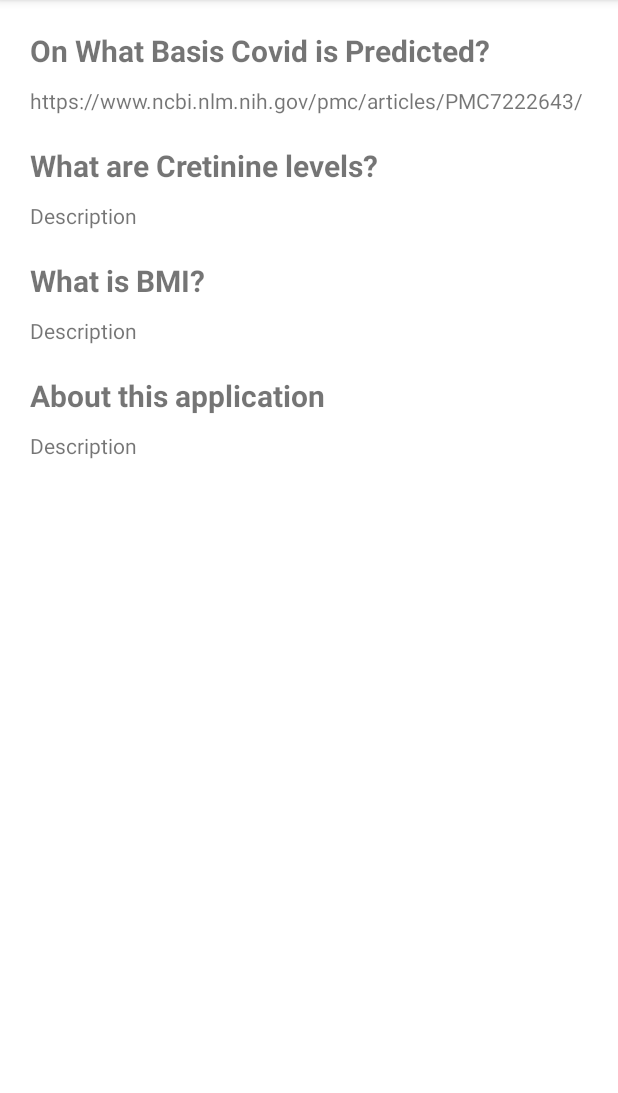
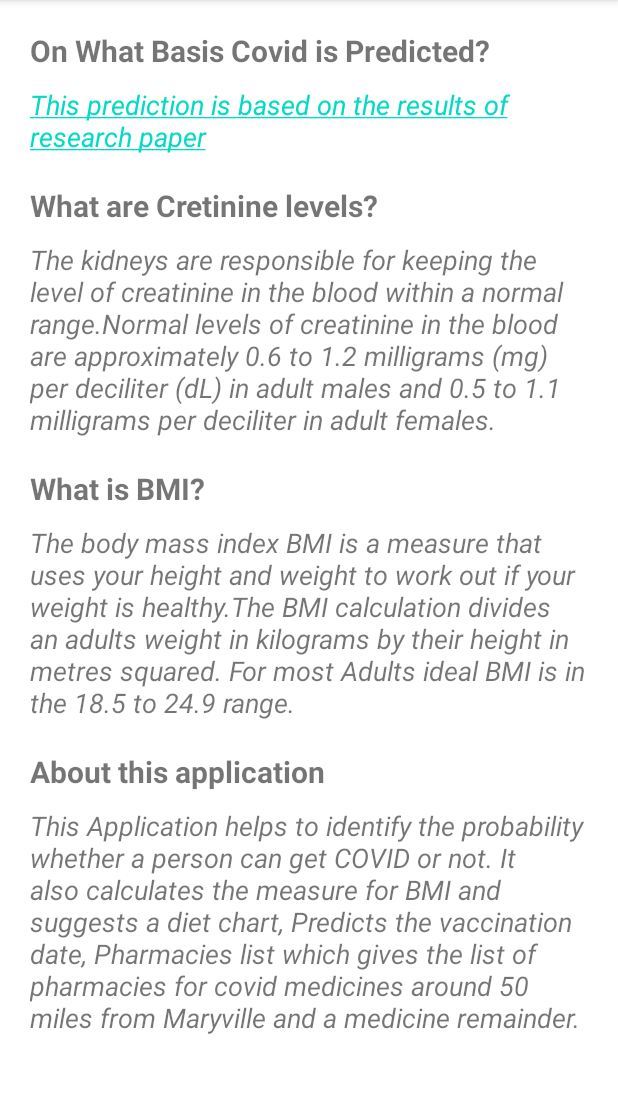
Before and after one commit to vineetha-batchu/covid19-prediction, an Android app: the FaqActivity screen opened directly, with no data from a screen before it, on a phone screen of 412 x 824 dp, the part 84-1177 px from its top. Run offline under Robolectric (Android 15) with nearby library versions, the phone set to English and light mode, and no system bars.

Commit message:
faq screen functionality completed

```diff
--- a/app/src/main/java/com/example/group2_project/FaqActivity.java
+++ b/app/src/main/java/com/example/group2_project/FaqActivity.java
@@ -1,15 +1,23 @@
 package com.example.group2_project;
 
+import android.content.Intent;
+import android.net.Uri;
 import android.os.Bundle;
+import android.text.method.LinkMovementMethod;
+import android.view.View;
+import android.widget.TextView;
 
 import androidx.annotation.Nullable;
 import androidx.appcompat.app.AppCompatActivity;
 
 public class FaqActivity extends AppCompatActivity {
+    TextView textView;
 
     @Override
     protected void onCreate(@Nullable Bundle savedInstanceState) {
         super.onCreate(savedInstanceState);
         setContentView(R.layout.activity_faq);
+        textView = findViewById(R.id.textViewLink);
+        textView.setMovementMethod(LinkMovementMethod.getInstance());
     }
 }
--- a/app/src/main/res/layout/activity_faq.xml
+++ b/app/src/main/res/layout/activity_faq.xml
@@ -1,35 +1,42 @@
 <?xml version="1.0" encoding="utf-8"?>
+
+<ScrollView xmlns:android="http://schemas.android.com/apk/res/android"
+    android:layout_width="match_parent"
+    android:layout_height="wrap_content"
+    android:scrollbars="none">
+
     <LinearLayout
-    xmlns:android="http://schemas.android.com/apk/res/android"
         android:layout_width="match_parent"
         android:layout_height="match_parent"
-    android:padding="20dp"
-    android:orientation="vertical">
+        android:orientation="vertical"
+        android:padding="20dp">
 
         <TextView
             android:id="@+id/tv_calculated"
             android:layout_width="wrap_content"
             android:layout_height="wrap_content"
+            android:layout_marginBottom="10dp"
             android:text="On What Basis Covid is Predicted?"
-        android:layout_marginBottom="10dp"
             android:textSize="20sp"
             android:textStyle="bold" />
 
         <TextView
-        android:id="@+id/tv_calculated_link"
+            android:id="@+id/textViewLink"
             android:layout_width="wrap_content"
             android:layout_height="wrap_content"
-        android:text="https://www.ncbi.nlm.nih.gov/pmc/articles/PMC7222643/"
-        />
+            android:layout_centerInParent="true"
+            android:text="@string/messageWithLink"
+            android:textSize="18sp"
+            android:textStyle="italic" />
 
 
         <TextView
             android:id="@+id/tv_cretinine"
             android:layout_width="wrap_content"
             android:layout_height="wrap_content"
-        android:text="What are Cretinine levels?"
             android:layout_marginTop="20dp"
             android:layout_marginBottom="10dp"
+            android:text="What are Cretinine levels?"
             android:textSize="20sp"
             android:textStyle="bold" />
 
@@ -37,17 +44,18 @@
             android:id="@+id/tv_cretinine_desc"
             android:layout_width="wrap_content"
             android:layout_height="wrap_content"
-        android:text="Description"
-        />
+            android:text="@string/cretinine_levels"
+            android:textSize="18sp"
+            android:textStyle="italic" />
 
 
         <TextView
             android:id="@+id/tv_bmi"
             android:layout_width="wrap_content"
             android:layout_height="wrap_content"
-        android:text="What is BMI?"
             android:layout_marginTop="20dp"
             android:layout_marginBottom="10dp"
+            android:text="What is BMI?"
             android:textSize="20sp"
             android:textStyle="bold" />
 
@@ -56,17 +64,18 @@
             android:id="@+id/tv_bmi_desc"
             android:layout_width="wrap_content"
             android:layout_height="wrap_content"
-        android:text="Description"
-        />
+            android:text="@string/bmi_descption_str"
+            android:textSize="18sp"
+            android:textStyle="italic" />
 
 
         <TextView
             android:id="@+id/tv_about"
             android:layout_width="wrap_content"
             android:layout_height="wrap_content"
-        android:text="About this application"
             android:layout_marginTop="20dp"
             android:layout_marginBottom="10dp"
+            android:text="About this application"
             android:textSize="20sp"
             android:textStyle="bold" />
 
@@ -75,8 +84,10 @@
             android:id="@+id/tv_about_desc"
             android:layout_width="wrap_content"
             android:layout_height="wrap_content"
-        android:text="Description"
-        />
+            android:text="@string/abot_desc_str"
+            android:textSize="18sp"
+            android:textStyle="italic" />
 
 
     </LinearLayout>
+</ScrollView>
--- a/app/src/main/res/values/strings.xml
+++ b/app/src/main/res/values/strings.xml
@@ -9,5 +9,11 @@
     <string name="weight">Weight</string>
     <string name="enter_weight_in_kg">Enter Weight In Kg</string>
     <string name="calculate">Calculate</string>
+    <string
+        name="messageWithLink"><a href="https://www.ncbi.nlm.nih.gov/pmc/articles/PMC7222643/">This prediction is based on the results of research paper</a></string>
+    <string name="cretinine_levels">The kidneys are responsible for keeping the level of creatinine in the blood within a normal range.Normal levels of creatinine in the blood are approximately 0.6 to 1.2 milligrams (mg) per deciliter (dL) in adult males and 0.5 to 1.1 milligrams per deciliter in adult females. </string>
+    <string name="bmi_descption_str">The body mass index BMI is a measure that uses your height and weight to work out if your weight is healthy.The BMI calculation divides an adults weight in kilograms by their height in metres squared. For most Adults ideal BMI is in the 18.5 to 24.9 range.</string>
+    <string name="abot_desc_str">This Application helps to identify the probability whether a person can get COVID or not. It also calculates the measure for BMI and suggests a diet chart, Predicts the vaccination date, Pharmacies list which gives the list of pharmacies for covid medicines around 50 miles from Maryville and a medicine remainder.</string>
+    <!--    <string name="bmi_desc">The body mass index BMI is a measure that uses your height and weight to work out if your weight is healthy.The BMI calculation divides an adult\\'s weight in kilograms by their height in metres squared. For most adults, an ideal BMI is in the 18.5 to 24.9 range.</string>-->
 
 </resources>
```
Also changed, not shown: app/src/main/java/com/example/group2_project/CovidPrediction.java (+43 -43 lines). Lines whose indentation alone changed are shown as unchanged.
